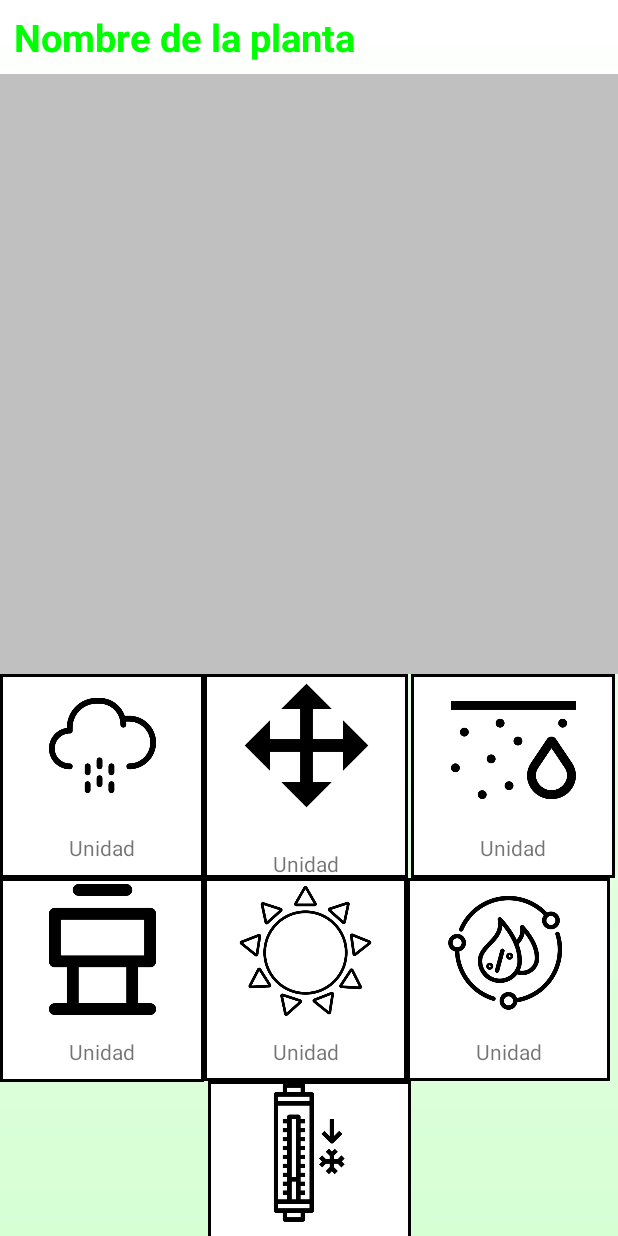
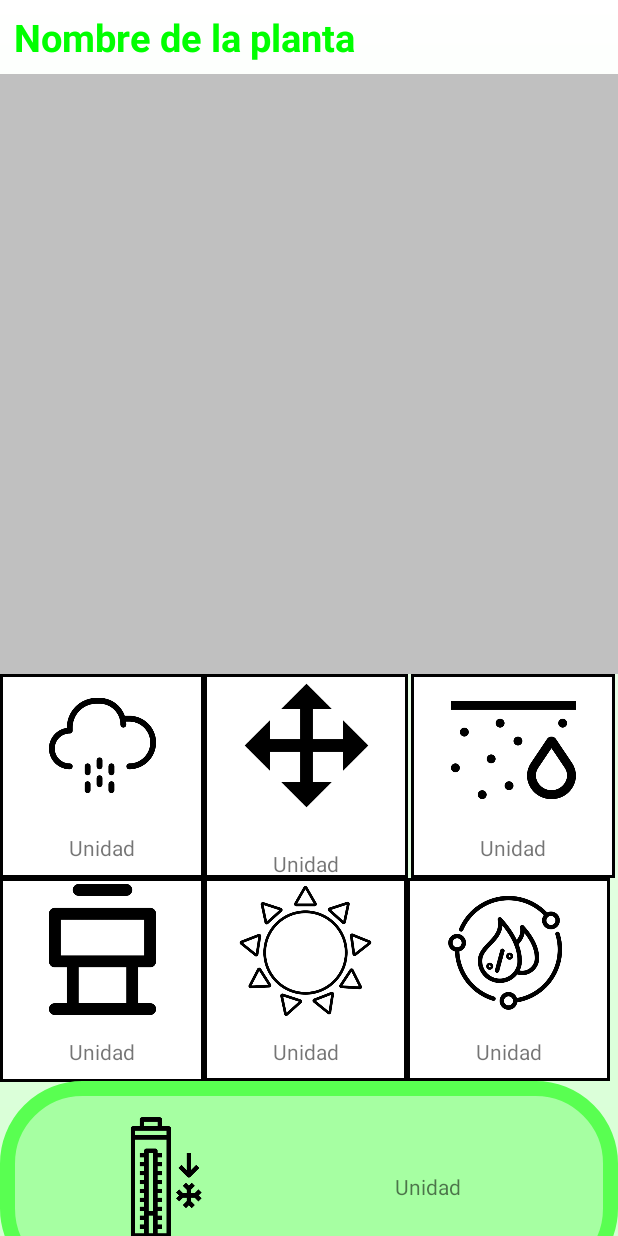
Before and after one commit to jerocen/Interfaces_Integradora, an Android app: the DetallePlanta screen opened directly, with no data from a screen before it, on a phone screen of 412 x 824 dp. Run offline under Robolectric (Android 15) with nearby library versions, the phone set to English and light mode, and no system bars; Roboto replaces fonts that are not available here.

Commit message:
Vista de la información de la planta, además del diseño y uno que otro cambio.

```diff
--- /dev/null
+++ b/app/src/main/res/drawable/shape_background_temperatura.xml
@@ -0,0 +1,9 @@
+<shape xmlns:android="http://schemas.android.com/apk/res/android"
+    android:shape="rectangle">
+    <solid android:color="#A6FFA2"/>
+    <stroke
+        android:width="10dp"
+
+        android:color="#59FF51 " />
+    <corners android:radius="50dp" />
+</shape>
--- a/app/src/main/res/layout/activity_detalle_planta.xml
+++ b/app/src/main/res/layout/activity_detalle_planta.xml
@@ -238,10 +238,11 @@
     <!--Temperatura del aire-->
     <androidx.constraintlayout.widget.ConstraintLayout
         android:id="@+id/temperaturaAireInfo"
-        android:layout_width="135dp"
-        android:layout_height="135dp"
-        android:background="@drawable/borders_info_plant"
+        android:layout_width="match_parent"
+        android:layout_height="140dp"
+        android:background="@drawable/shape_background_temperatura"
         app:layout_constraintStart_toStartOf="parent"
+        app:layout_constraintCircleRadius="13dp"
         app:layout_constraintEnd_toEndOf="parent"
         app:layout_constraintTop_toBottomOf="@id/luzInfo"
         >
@@ -254,15 +255,17 @@
             app:layout_constraintTop_toTopOf="parent"
             app:layout_constraintStart_toStartOf="parent"
             app:layout_constraintEnd_toEndOf="parent"
+            app:layout_constraintBottom_toBottomOf="parent"
+            app:layout_constraintHorizontal_bias="0.2"
             />
 
         <TextView
             android:layout_width="wrap_content"
             android:layout_height="wrap_content"
-            app:layout_constraintStart_toStartOf="parent"
+            app:layout_constraintStart_toEndOf="@id/temperaturaAire"
             app:layout_constraintBottom_toBottomOf="parent"
             app:layout_constraintEnd_toEndOf="parent"
-
+            app:layout_constraintTop_toTopOf="parent"
             android:text="Unidad"
             />
 
```
